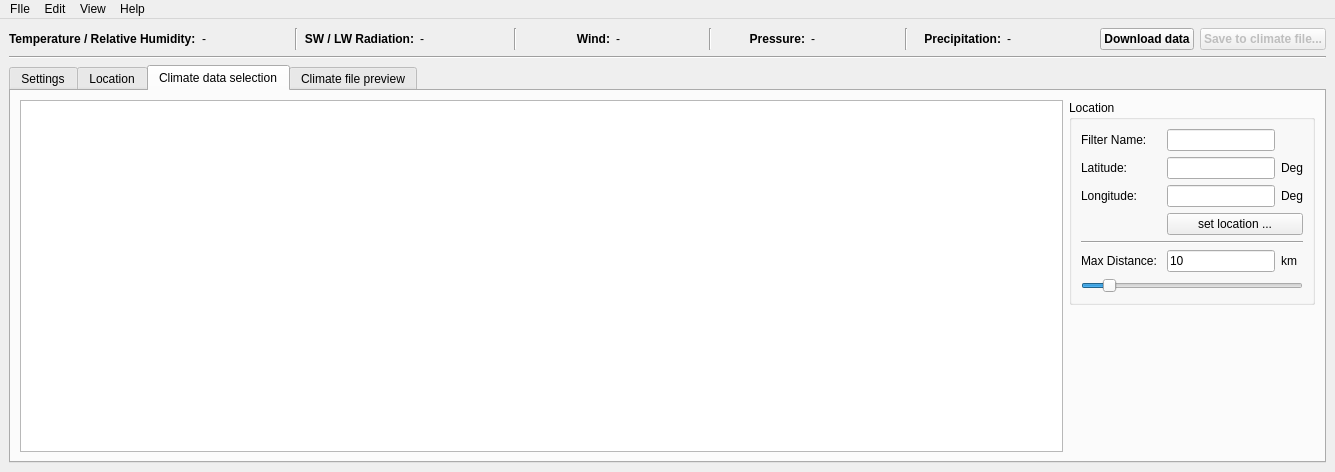
Old version of the form DWDWeatherDataConverter/src/DWDMainWindow.ui in the repository hirseboy/DWD-Weather-Data-Converter.
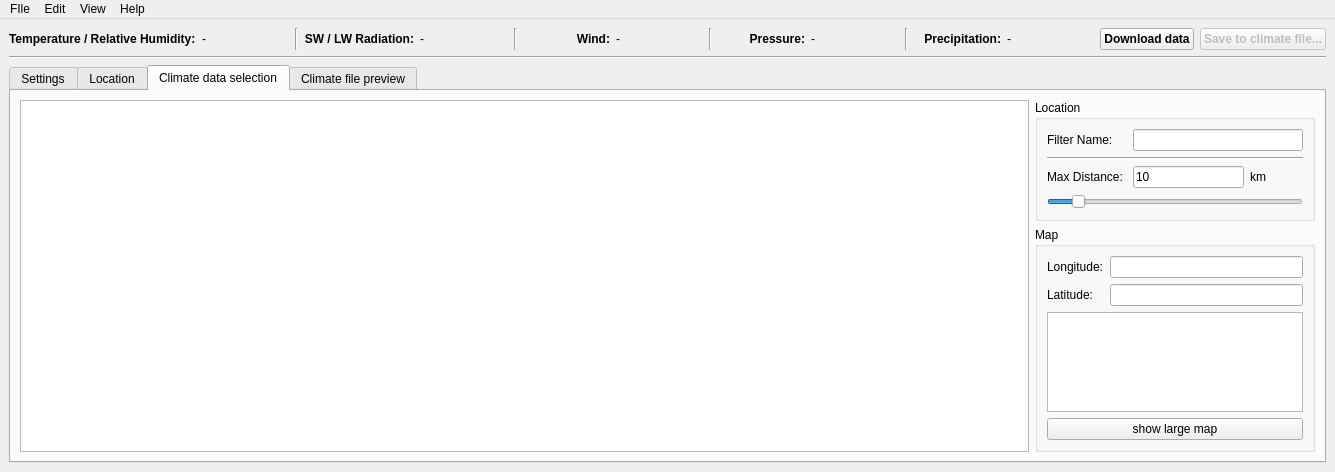
New version of the form. The open tabs and pages were chosen to show the change. Custom widgets are drawn as their Qt base class.

What changed in the file:
```diff
--- a/DWDWeatherDataConverter/src/DWDMainWindow.ui
+++ b/DWDWeatherDataConverter/src/DWDMainWindow.ui
@@ -371,8 +371,15 @@
           <property name="title">
            <string>Location</string>
           </property>
-          <layout class="QGridLayout" name="gridLayout" columnstretch="0,1,0,0">
-           <item row="10" column="0" colspan="4">
+          <layout class="QGridLayout" name="gridLayout" columnstretch="0,0,0,0">
+           <item row="6" column="3">
+            <widget class="QLabel" name="label_7">
+             <property name="text">
+              <string>km</string>
+             </property>
+            </widget>
+           </item>
+           <item row="8" column="0" colspan="4">
             <widget class="QSlider" name="horizontalSliderDistance">
              <property name="maximum">
               <number>500</number>
@@ -385,86 +392,21 @@
              </property>
             </widget>
            </item>
-           <item row="3" column="0">
-            <widget class="QLabel" name="label_2">
-             <property name="text">
-              <string>Latitude:</string>
-             </property>
-            </widget>
-           </item>
-           <item row="1" column="0">
-            <widget class="QLabel" name="label_8">
-             <property name="text">
-              <string>Filter Name:</string>
-             </property>
-            </widget>
-           </item>
-           <item row="7" column="0" colspan="4">
-            <widget class="Line" name="line">
-             <property name="orientation">
-              <enum>Qt::Horizontal</enum>
-             </property>
-            </widget>
-           </item>
-           <item row="8" column="3">
-            <widget class="QLabel" name="label_7">
-             <property name="text">
-              <string>km</string>
-             </property>
-            </widget>
-           </item>
-           <item row="5" column="1" colspan="2">
-            <widget class="QtExt::ValidatingLineEdit" name="lineEditLongitude">
-             <property name="maximumSize">
-              <size>
-               <width>16777215</width>
-               <height>16777215</height>
-              </size>
-             </property>
-            </widget>
-           </item>
-           <item row="3" column="3">
-            <widget class="QLabel" name="label_5">
-             <property name="text">
-              <string>Deg</string>
-             </property>
-            </widget>
-           </item>
-           <item row="5" column="3">
-            <widget class="QLabel" name="label_4">
-             <property name="text">
-              <string>Deg</string>
-             </property>
-            </widget>
-           </item>
-           <item row="5" column="0">
-            <widget class="QLabel" name="label_3">
-             <property name="text">
-              <string>Longitude:</string>
-             </property>
-            </widget>
-           </item>
-           <item row="3" column="1" colspan="2">
-            <widget class="QtExt::ValidatingLineEdit" name="lineEditLatitude">
-             <property name="enabled">
-              <bool>true</bool>
-             </property>
-             <property name="maximumSize">
-              <size>
-               <width>16777215</width>
-               <height>16777215</height>
-              </size>
-             </property>
-            </widget>
-           </item>
-           <item row="8" column="0">
+           <item row="6" column="0">
             <widget class="QLabel" name="label_6">
              <property name="text">
               <string>Max Distance: </string>
              </property>
             </widget>
            </item>
-           <item row="8" column="1" colspan="2">
+           <item row="1" column="0">
+            <widget class="QLabel" name="label_8">
+             <property name="text">
+              <string>Filter Name:</string>
+             </property>
+            </widget>
+           </item>
+           <item row="6" column="1" colspan="2">
             <widget class="QtExt::ValidatingLineEdit" name="lineEditDistance">
              <property name="text">
               <string>10</string>
@@ -474,20 +416,20 @@
              </property>
             </widget>
            </item>
-           <item row="1" column="1" colspan="2">
+           <item row="5" column="0" colspan="4">
+            <widget class="Line" name="line">
+             <property name="orientation">
+              <enum>Qt::Horizontal</enum>
+             </property>
+            </widget>
+           </item>
+           <item row="1" column="1" colspan="3">
             <widget class="QLineEdit" name="lineEditNameFilter"/>
            </item>
-           <item row="6" column="1" colspan="3">
-            <widget class="QPushButton" name="pushButtonMap">
-             <property name="text">
-              <string>set location ...</string>
-             </property>
-            </widget>
-           </item>
           </layout>
          </widget>
         </item>
-        <item row="1" column="1">
+        <item row="2" column="1">
          <spacer name="verticalSpacer_2">
           <property name="orientation">
            <enum>Qt::Vertical</enum>
@@ -500,9 +442,56 @@
           </property>
          </spacer>
         </item>
-        <item row="0" column="0" rowspan="2">
+        <item row="0" column="0" rowspan="3">
          <widget class="QTableView" name="tableView"/>
         </item>
+        <item row="1" column="1">
+         <widget class="QGroupBox" name="groupBox_2">
+          <property name="title">
+           <string>Map</string>
+          </property>
+          <layout class="QGridLayout" name="gridLayout_10">
+           <item row="0" column="0">
+            <layout class="QGridLayout" name="gridLayout_9">
+             <item row="3" column="1">
+              <widget class="QtExt::ValidatingLineEdit" name="lineEditLatitude"/>
+             </item>
+             <item row="2" column="1">
+              <widget class="QtExt::ValidatingLineEdit" name="lineEditLongitude"/>
+             </item>
+             <item row="2" column="0">
+              <widget class="QLabel" name="label_2">
+               <property name="text">
+                <string>Longitude:</string>
+               </property>
+              </widget>
+             </item>
+             <item row="3" column="0">
+              <widget class="QLabel" name="label_3">
+               <property name="text">
+                <string>Latitude:</string>
+               </property>
+              </widget>
+             </item>
+            </layout>
+           </item>
+           <item row="1" column="0">
+            <widget class="QGraphicsView" name="graphicsViewMap">
+             <property name="enabled">
+              <bool>true</bool>
+             </property>
+            </widget>
+           </item>
+           <item row="2" column="0">
+            <widget class="QPushButton" name="pushButtonMap">
+             <property name="text">
+              <string>show large map</string>
+             </property>
+            </widget>
+           </item>
+          </layout>
+         </widget>
+        </item>
        </layout>
       </widget>
       <widget class="QWidget" name="tabPreview">
```
Left out of the diff: 6 changed lines with no effect on the pictures.
